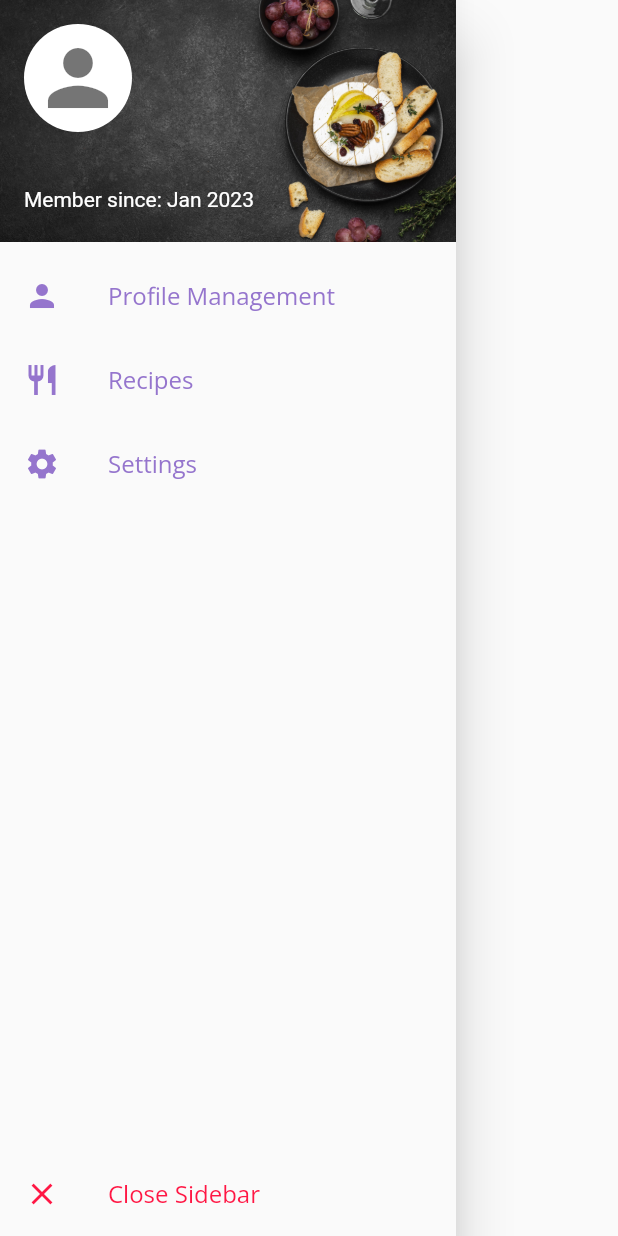
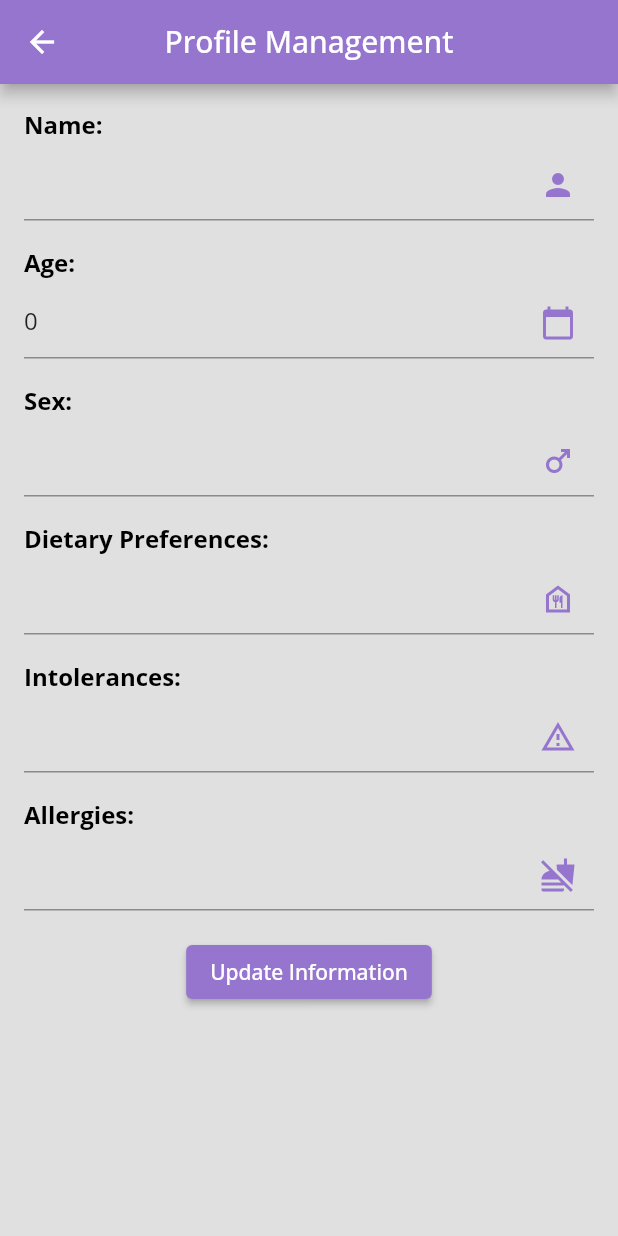
Before and after one commit to gowtham-padala/spare-spoon, a Flutter app: the Sidebar widget shown alone on an empty page, opened directly, after a tap on "Profile Management", on a phone screen of 412 x 824 dp. Run offline on Flutter 3.47's test engine with Material 2 defaults, Android fonts, the phone set to English and light mode, and no system bars; our stand-ins replace cloud_firestore, firebase_auth, firebase_core, google_fonts, google_sign_in, quickalert; accounts and stored records are empty.

Commit message:
Profile Management Page

```diff
--- a/code/lib/controller/user_service.dart
+++ b/code/lib/controller/user_service.dart
@@ -1,30 +1,40 @@
+// Importing necessary packages and local model
 import '../model/user_model.dart';
 import 'package:cloud_firestore/cloud_firestore.dart';
 
+// Controller class for handling user-related operations in Firestore
 class UserController {
-  final String userId;
-  final CollectionReference userCollection;
+  final String userId; // User ID for whom the operations are performed
+  final CollectionReference userCollection; // Firestore collection reference
 
+  // Constructor to initialize the UserController with a user ID
   UserController(this.userId)
       : userCollection = FirebaseFirestore.instance.collection('users');
 
+  // Create a new user document in Firestore
   Future<void> createUser(UserModel userModel) async {
     await userCollection.doc(userId).set(userModel.toMap());
   }
 
+  // Retrieve user data from Firestore based on the user ID
   Future<UserModel?> getUserData() async {
+    // Get the document snapshot for the specified user ID
     final doc = await userCollection.doc(userId).get();
     if (doc.exists) {
+      // If the document exists, convert it to a UserModel instance and return
       return UserModel.fromMap(doc);
     } else {
+      // If the document doesn't exist, return null
       return null;
     }
   }
 
+  // Update user data in Firestore with new UserModel information
   Future<void> updateUserData(UserModel userModel) async {
     await userCollection.doc(userId).update(userModel.toMap());
   }
 
+  // Delete user data from Firestore based on the user ID
   Future<void> deleteUserData() async {
     await userCollection.doc(userId).delete();
   }
--- a/code/lib/model/user_model.dart
+++ b/code/lib/model/user_model.dart
@@ -1,15 +1,18 @@
+// Importing necessary packages
 import 'package:cloud_firestore/cloud_firestore.dart';
 
+// Model class representing user data
 class UserModel {
-  final String id;
-  final String name;
-  final String email;
-  final String sex;
-  final int age;
-  final List<String> dietaryPreferences;
-  final List<String> intolerances;
-  final List<String> allergies;
+  final String id; // Unique identifier for the user
+  final String name; // User's name
+  final String email; // User's email address
+  final String sex; // User's gender
+  final int age; // User's age
+  final List<String> dietaryPreferences; // List of dietary preferences
+  final List<String> intolerances; // List of intolerances
+  final List<String> allergies; // List of allergies
 
+  // Constructor to initialize UserModel with required attributes
   UserModel({
     required this.id,
     required this.name,
@@ -21,6 +24,7 @@ class UserModel {
     required this.allergies,
   });
 
+  // Convert UserModel to a map for storing in Firestore
   Map<String, dynamic> toMap() {
     return {
       'name': name,
@@ -33,14 +37,18 @@ class UserModel {
     };
   }
 
+  // Factory method to create a UserModel instance from a Firestore document snapshot
   factory UserModel.fromMap(DocumentSnapshot doc) {
+    // Extracting data from the document snapshot
     final data = doc.data() as Map<String, dynamic>;
+    // Creating a new UserModel instance using the extracted data
     return UserModel(
       id: doc.id,
-      name: data['name'] ?? '',
+      name: data['name'] ?? '', // Using default values if data is null
       email: data['email'] ?? '',
       sex: data['sex'] ?? '',
       age: data['age'] ?? 0,
+      // Converting lists from dynamic to String
       dietaryPreferences: (data['dietaryPreferences'] as List<dynamic>)
           .map((pref) => pref.toString())
           .toList(),
--- a/code/lib/utils/side_bar.dart
+++ b/code/lib/utils/side_bar.dart
@@ -1,28 +1,36 @@
+// Importing necessary packages and local views
 import 'package:firebase_auth/firebase_auth.dart';
 import 'package:flutter/material.dart';
 
 import '../view/recipe/recipes_list_page.dart';
+import '../view/profile/profile_management_page.dart';
 
+// Sidebar widget for the application
 class Sidebar extends StatelessWidget {
-  final User? user;
+  final User? user; // The authenticated user
   const Sidebar({super.key, this.user});
 
   @override
   Widget build(BuildContext context) {
     return Drawer(
+      // Main container for the sidebar
       child: Column(
         children: [
           Expanded(
+            // Expanded section containing user details and menu options
             child: ListView(
               padding: EdgeInsets.zero,
               children: [
+                // User header section
                 UserAccountsDrawerHeader(
                   accountName: Text(
-                    user?.email.toString() ?? "",
+                    user?.email.toString() ?? "", // Displaying user email
                     style: const TextStyle(color: Colors.white),
                   ),
-                  accountEmail: const Text("Member since: Jan 2023",
-                      style: TextStyle(color: Colors.white)),
+                  accountEmail: const Text(
+                    "Member since: Jan 2023", // Placeholder for member since
+                    style: TextStyle(color: Colors.white),
+                  ),
                   currentAccountPicture: const CircleAvatar(
                     backgroundColor: Colors.white,
                     child: Icon(
@@ -39,6 +47,7 @@ class Sidebar extends StatelessWidget {
                     ),
                   ),
                 ),
+                // Menu options
                 ListTile(
                   leading:
                       Icon(Icons.person, color: Colors.deepPurple.shade300),
@@ -46,6 +55,13 @@ class Sidebar extends StatelessWidget {
                       style: TextStyle(color: Colors.deepPurple.shade300)),
                   onTap: () {
                     // Navigating to the profile management screen
+                    Navigator.push(
+                      context,
+                      MaterialPageRoute(
+                        builder: (context) =>
+                            ProfileManagementPage(userId: user?.uid ?? ""),
+                      ),
+                    );
                   },
                 ),
                 ListTile(
@@ -54,6 +70,7 @@ class Sidebar extends StatelessWidget {
                   title: Text('Recipes',
                       style: TextStyle(color: Colors.deepPurple.shade300)),
                   onTap: () {
+                    // Navigating to the recipes screen
                     Navigator.push(
                       context,
                       MaterialPageRoute(
@@ -68,17 +85,19 @@ class Sidebar extends StatelessWidget {
                   title: Text('Settings',
                       style: TextStyle(color: Colors.deepPurple.shade300)),
                   onTap: () {
-                    // Navigating to the settings screen
+                    // Placeholder for navigating to the settings screen
                   },
                 ),
               ],
             ),
           ),
+          // Close Sidebar option
           ListTile(
             leading: Icon(Icons.close, color: Colors.redAccent.shade400),
             title: Text('Close Sidebar',
                 style: TextStyle(color: Colors.redAccent.shade400)),
             onTap: () {
+              // Closing the sidebar
               Navigator.pop(context);
             },
           ),
--- /dev/null
+++ b/code/lib/view/profile/profile_management_page.dart
@@ -0,0 +1,243 @@
+// Import necessary packages and files
+import 'package:flutter/material.dart';
+import '../../controller/user_service.dart';
+import '../../model/user_model.dart';
+import '../../Components/alert.dart';
+
+// Widget for managing user profile information.
+class ProfileManagementPage extends StatefulWidget {
+  final String userId;
+
+  // Constructor with named parameter and key.
+  const ProfileManagementPage({required this.userId, Key? key})
+      : super(key: key);
+
+  @override
+  State<ProfileManagementPage> createState() => _ProfileManagementScreenState();
+}
+
+class _ProfileManagementScreenState extends State<ProfileManagementPage> {
+  // User data model initialized with default values.
+  UserModel userData = UserModel(
+      id: "",
+      name: "",
+      email: "",
+      sex: "",
+      age: 0,
+      dietaryPreferences: [],
+      intolerances: [],
+      allergies: []);
+
+  // Controller for handling user-related operations.
+  late UserController userController;
+
+  // Form key for validating and managing the form state.
+  final GlobalKey<FormState> _formKey = GlobalKey<FormState>();
+
+  // Controllers for managing text input fields.
+  TextEditingController nameController = TextEditingController();
+  TextEditingController ageController = TextEditingController();
+  TextEditingController sexController = TextEditingController();
+  TextEditingController dietaryPreferencesController = TextEditingController();
+  TextEditingController intolerancesController = TextEditingController();
+  TextEditingController allergiesController = TextEditingController();
+
+  // Alert component for displaying notifications.
+  final Alert _alert = Alert();
+
+  @override
+  void initState() {
+    super.initState();
+    // Initialize the user controller and fetch user data.
+    userController = UserController(widget.userId);
+    _fetchUserData();
+  }
+
+  // Asynchronously fetch user data and update the state.
+  Future<void> _fetchUserData() async {
+    UserModel? user = await userController.getUserData();
+
+    if (user != null) {
+      // Update the state with the fetched user data.
+      setState(() {
+        userData = user;
+        nameController.text = userData.name;
+        ageController.text = userData.age.toString();
+        sexController.text = userData.sex;
+        dietaryPreferencesController.text =
+            userData.dietaryPreferences.join(', ');
+        intolerancesController.text = userData.intolerances.join(', ');
+        allergiesController.text = userData.allergies.join(', ');
+      });
+    } else {
+      // Display a warning alert if no user data exists.
+      if (mounted) {
+        _alert.warningAlert(
+          context,
+          'No user data exists.',
+        );
+      }
+    }
+  }
+
+  // Asynchronously update user data based on form input.
+  Future<void> _updateUserData() async {
+    if (_formKey.currentState!.validate()) {
+      try {
+        // Create a new UserModel with updated data.
+        UserModel updatedUserData = UserModel(
+          id: userData.id,
+          name: nameController.text,
+          email: userData.email,
+          sex: sexController.text,
+          age: int.parse(ageController.text),
+          dietaryPreferences: dietaryPreferencesController.text.split(', '),
+          intolerances: intolerancesController.text.split(', '),
+          allergies: allergiesController.text.split(', '),
+        );
+
+        // Update user data and display a success alert.
+        await userController.updateUserData(updatedUserData);
+
+        setState(() {
+          userData = updatedUserData;
+          _alert.successAlert(
+            context,
+            'Profile Updated Successfully',
+          );
+        });
+      } catch (e) {
+        // Display a warning alert if age input is invalid.
+        if (mounted) {
+          _alert.warningAlert(
+            context,
+            'Please enter a valid age',
+          );
+        }
+      }
+    }
+  }
+
+  @override
+  Widget build(BuildContext context) {
+    return Scaffold(
+      backgroundColor: Colors.grey[300],
+      appBar: AppBar(
+        centerTitle: true,
+        title: const Text(
+          'Profile Management',
+          style: TextStyle(color: Colors.white),
+        ),
+        backgroundColor: Colors.deepPurple[300],
+      ),
+      body: SingleChildScrollView(
+        child: _buildProfileContent(),
+      ),
+    );
+  }
+
+  // Widget for building the profile content form.
+  Widget _buildProfileContent() {
+    return Form(
+      key: _formKey,
+      child: Padding(
+        padding: const EdgeInsets.all(16.0),
+        child: Column(
+          children: [
+            // Build editable profile fields using shared method.
+            _buildEditableProfileField(
+              "Name:",
+              nameController,
+              Icons.person,
+            ),
+            _buildEditableProfileField(
+              "Age:",
+              ageController,
+              Icons.calendar_today,
+            ),
+            _buildEditableProfileField(
+              "Sex:",
+              sexController,
+              Icons.male,
+            ),
+            _buildEditableProfileField(
+              "Dietary Preferences:",
+              dietaryPreferencesController,
+              Icons.food_bank_outlined,
+            ),
+            _buildEditableProfileField(
+              "Intolerances:",
+              intolerancesController,
+              Icons.warning_amber_outlined,
+            ),
+            _buildEditableProfileField(
+              "Allergies:",
+              allergiesController,
+              Icons.no_food,
+            ),
+            // Button to trigger the update of user information.
+            ElevatedButton(
+              onPressed: _updateUserData,
+              style: ElevatedButton.styleFrom(
+                backgroundColor: Colors.deepPurple[300],
+              ),
+              child: const Text(
+                "Update Information",
+              ),
+            ),
+          ],
+        ),
+      ),
+    );
+  }
+
+  // Widget for building an editable profile field with an icon.
+  Widget _buildEditableProfileField(
+    String label,
+    TextEditingController controller,
+    IconData icon,
+  ) {
+    return Column(
+      crossAxisAlignment: CrossAxisAlignment.start,
+      children: [
+        // Label for the input field.
+        Text(
+          label,
+          style: const TextStyle(
+            fontWeight: FontWeight.bold,
+            fontSize: 16,
+            color: Colors.black,
+          ),
+        ),
+        const SizedBox(height: 5),
+        // Text input field with validation and suffix icon.
+        TextFormField(
+          controller: controller,
+          decoration: InputDecoration(
+            hintText: '',
+            errorStyle: const TextStyle(height: 0),
+            suffixIcon: IconButton(
+              onPressed: () {},
+              icon: Icon(
+                icon,
+                color: Colors.deepPurple[300],
+              ),
+            ),
+          ),
+          validator: (value) {
+            // Validate input based on label and field type.
+            if (label != "Dietary Preferences:" &&
+                label != "Intolerances:" &&
+                label != "Allergies:") {
+              if (value == null || value.isEmpty) {
+                return '$label cannot be empty';
+              }
+            }
+            return null;
+          },
+        ),
+        const SizedBox(height: 17),
+      ],
+    );
+  }
+}
```
